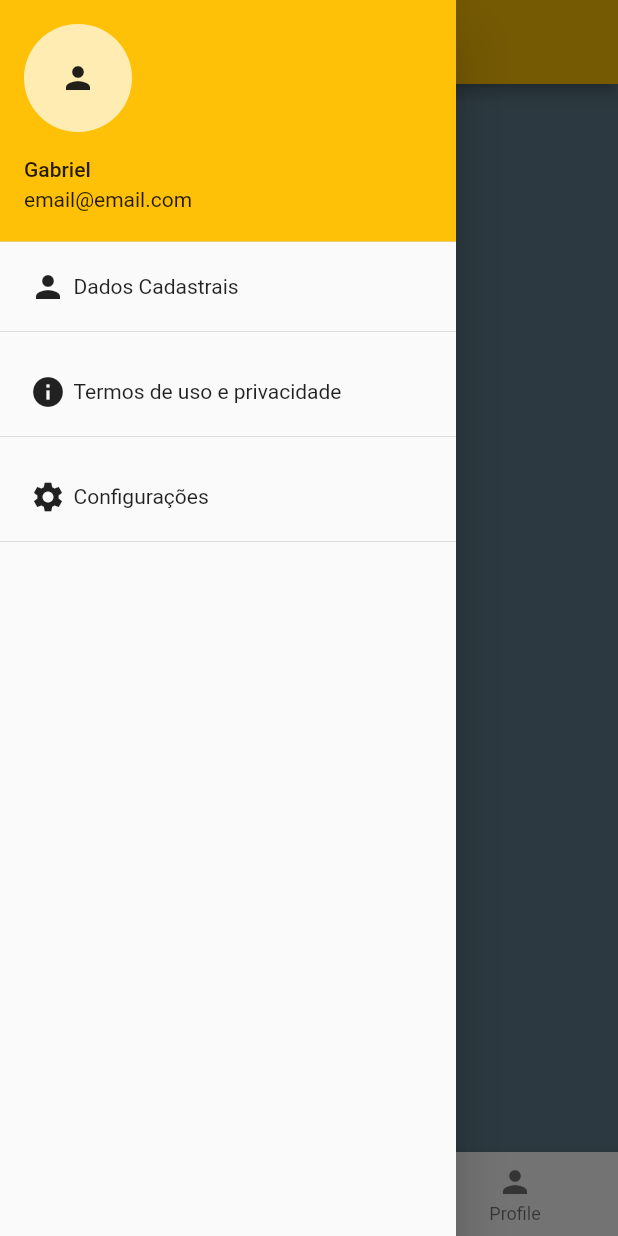
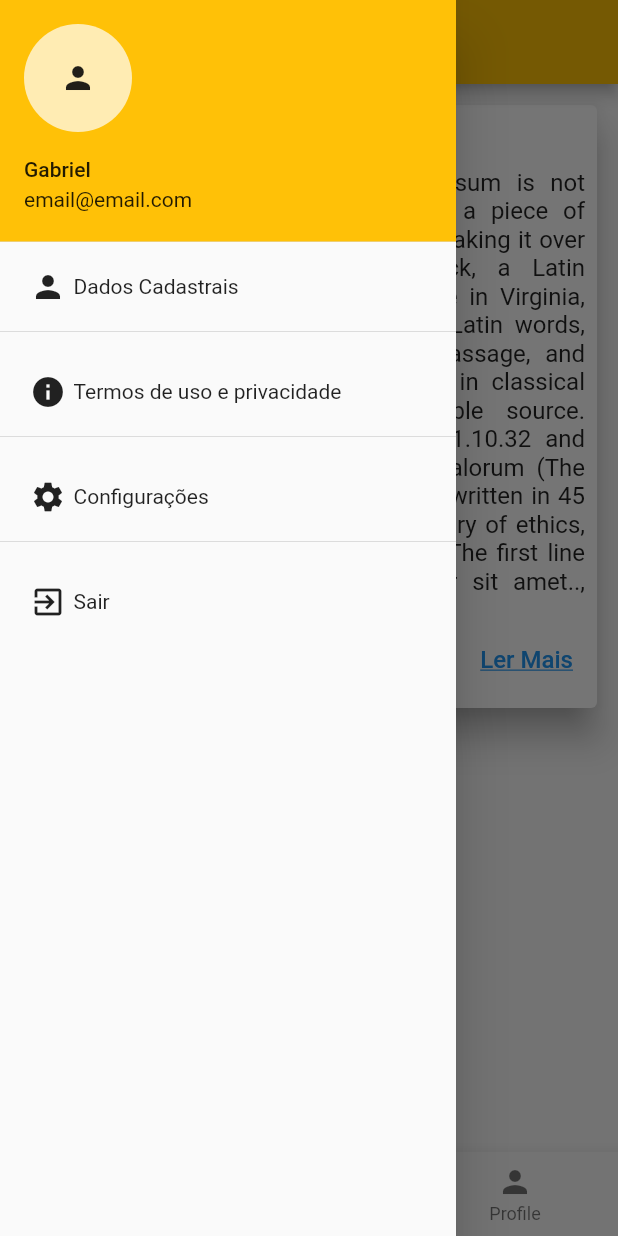
Before and after one commit to gabgaleski/flutter-start, a Flutter app: the MainPage screen opened directly, with the side drawer open, on a phone screen of 412 x 824 dp. Run offline on Flutter 3.47's test engine with Material 2 defaults, Android fonts, the phone set to English and light mode, and no system bars.

Commit message:
feat: implementa page1

```diff
--- a/lib/pages/page1.dart
+++ b/lib/pages/page1.dart
@@ -10,8 +10,48 @@ class Pagina1Page extends StatefulWidget {
 class _Pagina1PageState extends State<Pagina1Page> {
   @override
   Widget build(BuildContext context) {
-    return Container(
-      color: Colors.blueGrey,
+    return Column(
+      children: [
+        Container(
+          width: double.infinity,
+          margin: const EdgeInsets.all(10),
+          child: Card(
+            elevation: 10,
+            shadowColor: Colors.grey,
+            child: Padding(
+              padding: EdgeInsets.all(8.0),
+              child: Column(
+                crossAxisAlignment: CrossAxisAlignment.start,
+                children: [
+                  const Row(
+                    children: [
+                      Icon(Icons.person_3),
+                      Text("Pagina 1",
+                          style: TextStyle(
+                              fontSize: 20, fontWeight: FontWeight.bold)),
+                    ],
+                  ),
+                  const SizedBox(height: 10),
+                  const Text(
+                      "Contrary to popular belief, Lorem Ipsum is not simply random text. It has roots in a piece of classical Latin literature from 45 BC, making it over 2000 years old. Richard McClintock, a Latin professor at Hampden-Sydney College in Virginia, looked up one of the more obscure Latin words, consectetur, from a Lorem Ipsum passage, and going through the cites of the word in classical literature, discovered the undoubtable source. Lorem Ipsum comes from sections 1.10.32 and 1.10.33 of de Finibus Bonorum et Malorum (The Extremes of Good and Evil) by Cicero, written in 45 BC. This book is a treatise on the theory of ethics, very popular during the Renaissance. The first line of Lorem Ipsum, Lorem ipsum dolor sit amet.., comes from a line in section 1.10.32.",
+                      textAlign: TextAlign.justify,
+                      style: TextStyle(
+                        fontSize: 16,
+                      ),),
+                  Container(
+                    width: double.infinity,
+                    alignment: Alignment.centerRight,
+                    child: TextButton(onPressed: () {}, child: const Text("Ler Mais", style: TextStyle(
+                      fontSize: 16,
+                      color: Colors.blue,
+                      decoration: TextDecoration.underline,
+                    ),))),
+                ],
+              ),
+            ),
+          ),
+        )
+      ],
     );
   }
 }
--- a/lib/shared/widgets/custom_drawer.dart
+++ b/lib/shared/widgets/custom_drawer.dart
@@ -1,4 +1,5 @@
 import 'package:firstapp/pages/dados_cadastrais.dart';
+import 'package:firstapp/pages/login_page.dart';
 import 'package:flutter/material.dart';
 
 class CustomDrawer extends StatelessWidget {
@@ -116,6 +117,51 @@ class CustomDrawer extends StatelessWidget {
             onTap: () {},
           ),
           const Divider(),
+          const SizedBox(
+            height: 10,
+          ),
+          InkWell(
+            child: Container(
+                padding:
+                    const EdgeInsets.symmetric(vertical: 10, horizontal: 20),
+                width: double.infinity,
+                child: const Row(
+                  children: [
+                    Icon(Icons.exit_to_app),
+                    SizedBox(
+                      width: 5,
+                    ),
+                    Text("Sair"),
+                  ],
+                )),
+            onTap: () {
+              showDialog(context: context, builder: (BuildContext bc) {
+                return AlertDialog(
+                  alignment: Alignment.center,
+                  elevation: 8,
+                  shape: RoundedRectangleBorder(
+                    borderRadius: BorderRadius.circular(10),
+                  ),
+                  title: const Text("Meu App"),
+                  content: const Wrap(children: [
+                    Text("Deseja realmente sair?"),
+                  ]),
+                  actions: [
+                    TextButton(
+                        onPressed: () {
+                          Navigator.pop(context);
+                        },
+                        child: const Text("Nao")),
+                      TextButton(
+                        onPressed: () {
+                          Navigator.pushReplacement(context, MaterialPageRoute(builder: (context) => const LoginPage()));
+                        },
+                        child: const Text("Sim")),
+                  ],
+                );
+              });
+            },
+          ),
         ],
       ),
     );
```
